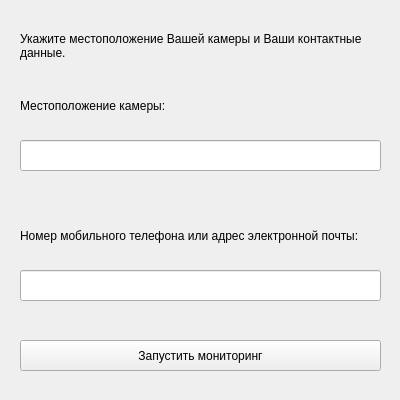
First picture: the form in UI/settings_window.ui, repository wauping/SOWA, before the edit.
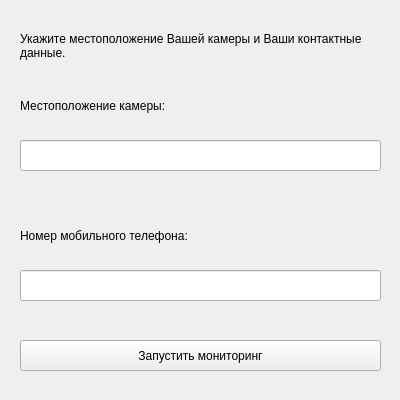
Second picture: the form after the edit.

Patch:
```diff
--- a/UI/settings_window.ui
+++ b/UI/settings_window.ui
@@ -75,7 +75,7 @@
      </rect>
     </property>
     <property name="text">
-     <string>Номер мобильного телефона или адрес электронной почты:</string>
+     <string>Номер мобильного телефона:</string>
     </property>
     <property name="wordWrap">
      <bool>true</bool>
```
